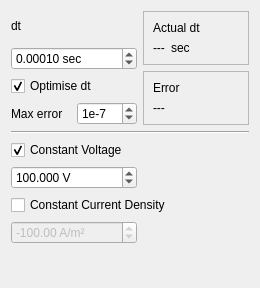
Above: src/inputparameters.ui from hobrasoft/simul6 before the change. Below: the same form after it.
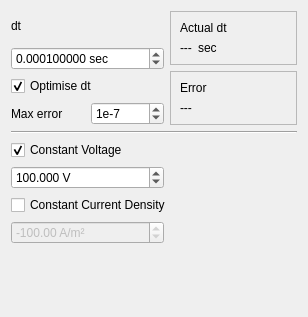
That is the form after the change.

```diff
--- a/src/inputparameters.ui
+++ b/src/inputparameters.ui
@@ -6,8 +6,8 @@
    <rect>
     <x>0</x>
     <y>0</y>
-    <width>260</width>
-    <height>288</height>
+    <width>308</width>
+    <height>317</height>
    </rect>
   </property>
   <property name="windowTitle">
@@ -32,7 +32,7 @@
         <string> sec</string>
        </property>
        <property name="decimals">
-        <number>5</number>
+        <number>9</number>
        </property>
        <property name="maximum">
         <double>1000000.000000000000000</double>
```
